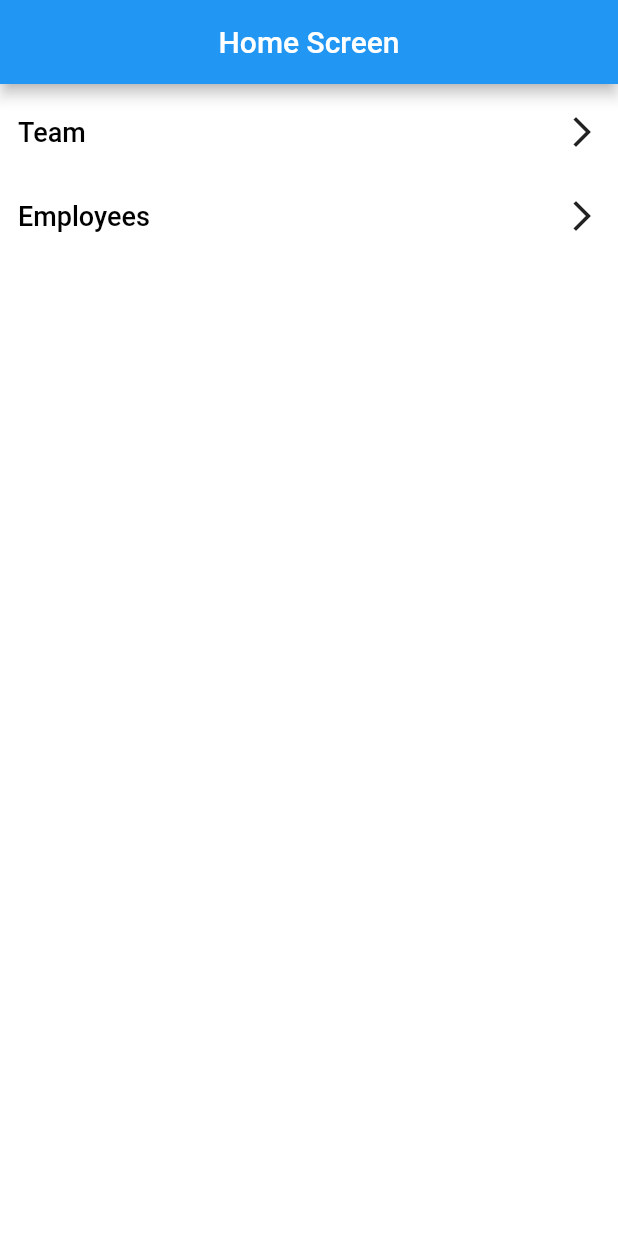
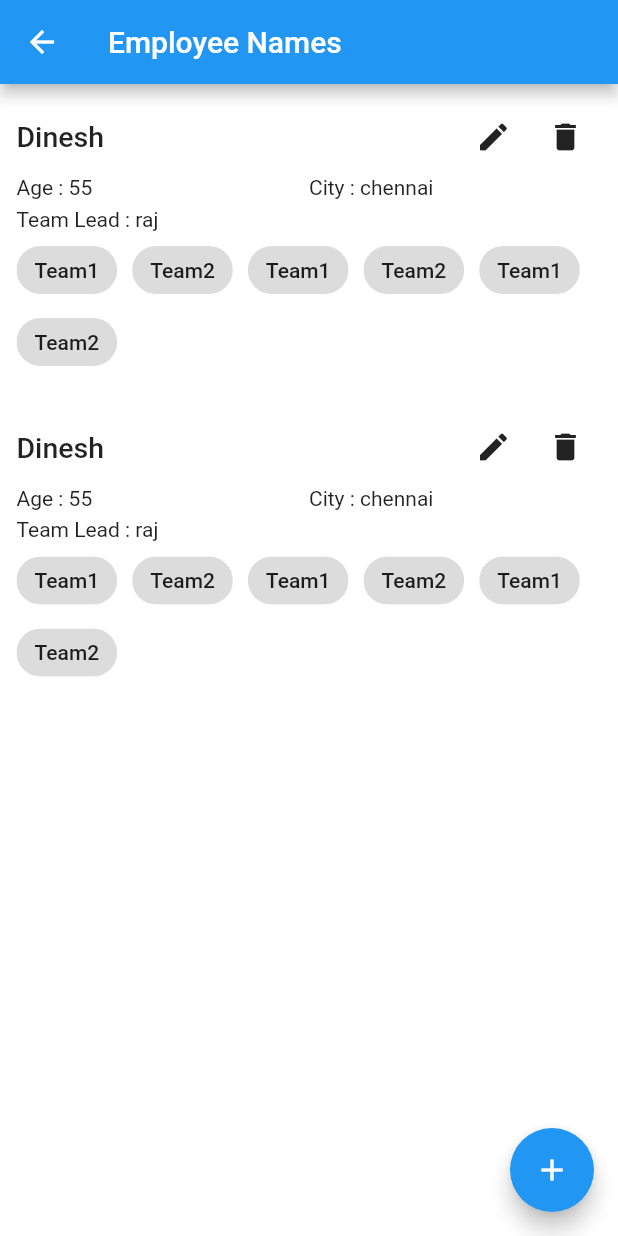
Before and after one commit to Dineshkumar-Subramaniyan/Team_App_Flutter, a Flutter app: the screen it shows after launch, after a tap on "Employees", on a phone screen of 412 x 824 dp. Run offline on Flutter 3.47's test engine with Material 2 defaults, Android fonts, the phone set to English and light mode, and no system bars; our stand-ins replace sqflite; accounts and stored records are empty.

Commit message:
Employee List view UI created

```diff
--- a/lib/main.dart
+++ b/lib/main.dart
@@ -1,5 +1,6 @@
 import 'package:flutter/material.dart';
 import 'package:provider/provider.dart';
+import 'package:team_app_flutter/views/employee/emp_list.dart';
 import 'package:team_app_flutter/Helper/team_provider.dart';
 import 'package:team_app_flutter/views/team/team_list.dart';
 import 'views/home_screen.dart';
@@ -29,6 +30,7 @@ class MyApp extends StatelessWidget {
         routes: {
           '/': (context) => HomeScreen(),
           TeamListScreen.route: (context) => TeamListScreen(),
+          EmpListScreen.route:(context) =>EmpListScreen()
         },
       ),
     );
--- /dev/null
+++ b/lib/views/employee/emp_list.dart
@@ -0,0 +1,32 @@
+import 'package:flutter/material.dart';
+import 'package:team_app_flutter/views/employee/emp_list_item.dart';
+
+class EmpListScreen extends StatelessWidget {
+  static const route = 'emp-list';
+
+  Widget fabWidget(BuildContext ctxt) {
+    return FloatingActionButton(onPressed: () {}, child: new Icon(Icons.add));
+  }
+
+  @override
+  Widget build(BuildContext context) {
+    return Scaffold(
+      backgroundColor: Colors.white.withOpacity(0.9),
+      floatingActionButton: fabWidget(context),
+      appBar: AppBar(title: Text("Employee Names")),
+      body: new ListView.builder(
+          itemCount: 2,
+          itemBuilder: (context, index) {
+            Map<String, dynamic> map = {
+              'empid': 5,
+              'ename': 'Dinesh',
+              'age': 55,
+              'city': 'chennai',
+              'istl': 0,
+              'tlname': 'raj'
+            };
+            return EmpListItem(map);
+          }),
+    );
+  }
+}
--- /dev/null
+++ b/lib/views/employee/emp_list_item.dart
@@ -0,0 +1,79 @@
+import 'package:flutter/material.dart';
+
+class EmpListItem extends StatelessWidget {
+  final Map<String, dynamic> empDataMap;
+  EmpListItem(this.empDataMap);
+  final List<Map<String, dynamic>> teamData = [
+    {'tname': 'Team1'},
+    {'tname': 'Team2'},
+    {'tname': 'Team1'},
+    {'tname': 'Team2'},
+    {'tname': 'Team1'},
+    {'tname': 'Team2'}
+  ];
+
+  List<Widget> buildchip() {
+    List<Widget> chip;
+    chip = this
+        .teamData
+        .map((mapData) => Chip(label: new Text(mapData['tname'])))
+        .toList();
+    return chip;
+  }
+
+  @override
+  Widget build(BuildContext context) {
+    return Container(
+      color: Colors.white,
+      margin: EdgeInsets.all(5),
+      padding: EdgeInsets.all(6),
+      child: new Column(
+        mainAxisAlignment: MainAxisAlignment.start,
+        crossAxisAlignment: CrossAxisAlignment.start,
+        children: [
+          new Row(
+            children: [
+              new Expanded(
+                child: new Text(
+                  this.empDataMap['ename'] ?? ''.toString(),
+                  style: TextStyle(fontSize: 19, fontWeight: FontWeight.w500),
+                ),
+              ),
+              new Row(children: [
+                new IconButton(icon: Icon(Icons.edit), onPressed: () {}),
+                new IconButton(icon: Icon(Icons.delete), onPressed: () {})
+              ]),
+            ],
+          ),
+          SizedBox(height: 2),
+          new Row(
+            crossAxisAlignment: CrossAxisAlignment.center,
+            mainAxisAlignment: MainAxisAlignment.spaceBetween,
+            children: [
+              new Expanded(
+                  child: new Text(
+                      'Age : ' + this.empDataMap['age'].toString() ?? '')),
+              new Expanded(
+                  child: new Text(
+                      'City : ' + this.empDataMap['city'].toString() ?? ''))
+            ],
+          ),
+
+          this.empDataMap['istl']!=null && this.empDataMap['istl']!=1 ?
+          Padding(
+            padding: const EdgeInsets.only(top: 5),
+            child: new Text('Team Lead : '+ this.empDataMap['tlname'].toString()),
+          )
+          :new Container(),
+
+          SizedBox(height: 2),
+          Wrap(
+            alignment: WrapAlignment.start,
+            spacing: 10,
+            children: buildchip(),
+          ),
+        ],
+      ),
+    );
+  }
+}
--- a/lib/views/home_screen.dart
+++ b/lib/views/home_screen.dart
@@ -1,6 +1,6 @@
 import 'package:flutter/material.dart';
 import 'package:team_app_flutter/Helper/db_helper.dart';
-
+import 'package:team_app_flutter/views/employee/emp_list.dart';
 import 'team/team_list.dart';
 
 class HomeScreen extends StatefulWidget {
@@ -46,7 +46,7 @@ class _HomeScreenState extends State<HomeScreen> {
             new GestureDetector(
                 onTap: () => Navigator.pushNamed(context, TeamListScreen.route),
                 child: menuName('Team')),
-            new GestureDetector(onTap: () {}, child: menuName('Employees'))
+            new GestureDetector(onTap: ()  => Navigator.pushNamed(context, EmpListScreen.route), child: menuName('Employees'))
           ],
         ));
   }
--- a/lib/views/team/team_list.dart
+++ b/lib/views/team/team_list.dart
@@ -23,6 +23,7 @@ class TeamListScreen extends StatelessWidget {
   @override
   Widget build(BuildContext context) {
     return new Scaffold(
+        backgroundColor: Colors.white.withOpacity(0.98),
       appBar: new AppBar(title: Text('Team Names')),
       body: FutureBuilder(
         future:
--- a/lib/views/team/team_list_item.dart
+++ b/lib/views/team/team_list_item.dart
@@ -13,9 +13,9 @@ class TeamListItem extends StatelessWidget {
 
   @override
   Widget build(BuildContext context) {
-
     return Container(
       width: double.infinity,
+      color: Colors.white,
       margin: EdgeInsets.all(12),
       child: new Row(
         crossAxisAlignment: CrossAxisAlignment.center,
@@ -40,11 +40,12 @@ class TeamListItem extends StatelessWidget {
                             teamname: this.teamname,
                             editMode: EditMode.UPDATE));
                   }),
-              new IconButton(icon: Icon(Icons.delete), onPressed: () {
-Provider.of<TeamAppProvider>(context,listen:false).deleteTeamCheck(context, teamid,teamname);
-
-
-              })
+              new IconButton(
+                  icon: Icon(Icons.delete),
+                  onPressed: () {
+                    Provider.of<TeamAppProvider>(context, listen: false)
+                        .deleteTeamCheck(context, teamid, teamname);
+                  })
             ],
           )
         ],
```
